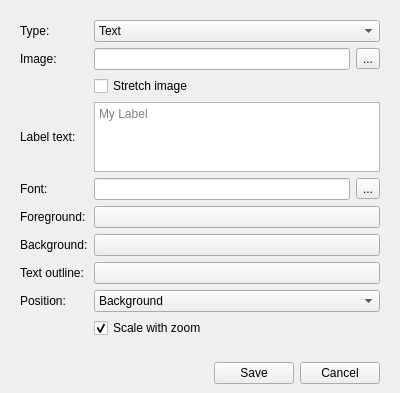
The window that src/ui/map_label.ui (Mudlet/Mudlet) describes before a commit, drawn with Qt 5.
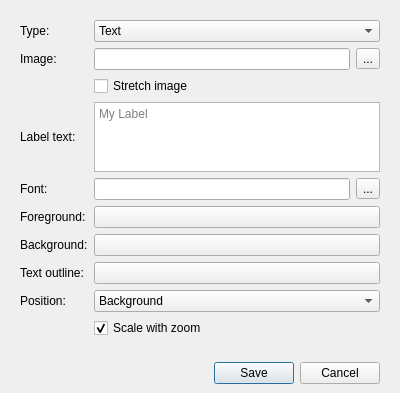
The same window after the commit.

Commit message:
Fix: The map label dialog opens ready to type, and Enter saves
Dragging out a new map label opened its dialog with the keyboard on the
Text/Image type box rather than on the label's text, so the first thing
typed went nowhere useful. With no default button, Qt also made the
foreground colour button the default, so Enter outside the text box
opened a colour picker instead of saving. The text box now takes the
focus, and Save is the default button.

Claude-Session: https://claude.ai/code/session_013FrhV5jf8xzCfzfcfDSo36

What changed in the file:
```diff
--- a/src/ui/map_label.ui
+++ b/src/ui/map_label.ui
@@ -265,6 +265,9 @@
         <property name="text">
          <string>Save</string>
         </property>
+        <property name="default">
+         <bool>true</bool>
+        </property>
        </widget>
       </item>
       <item>
```
The commit also changes 2 other files.
